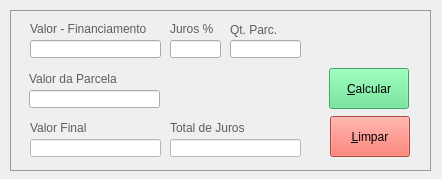
Qt form calculo_juros.ui (GiulianoVianna/FinanciamentoJurosCompostos) before a commit.
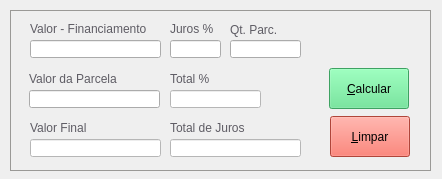
The same form after that commit. Icons and pictures are not drawn.

The edit to the form file:
```diff
--- a/calculo_juros.ui
+++ b/calculo_juros.ui
@@ -281,6 +281,40 @@
      <string>Total de Juros</string>
     </property>
    </widget>
+   <widget class="QLineEdit" name="line_percentual">
+    <property name="enabled">
+     <bool>false</bool>
+    </property>
+    <property name="geometry">
+     <rect>
+      <x>160</x>
+      <y>80</y>
+      <width>91</width>
+      <height>18</height>
+     </rect>
+    </property>
+    <property name="styleSheet">
+     <string notr="true">color: rgb(237, 51, 59);
+background-color: rgb(255, 255, 255);</string>
+    </property>
+   </widget>
+   <widget class="QLabel" name="label_7">
+    <property name="geometry">
+     <rect>
+      <x>160</x>
+      <y>61</y>
+      <width>131</width>
+      <height>16</height>
+     </rect>
+    </property>
+    <property name="styleSheet">
+     <string notr="true">color: rgb(94, 92, 100);
+border: none;</string>
+    </property>
+    <property name="text">
+     <string>Total %</string>
+    </property>
+   </widget>
   </widget>
   <zorder>frame</zorder>
   <zorder>line_valor</zorder>
```
